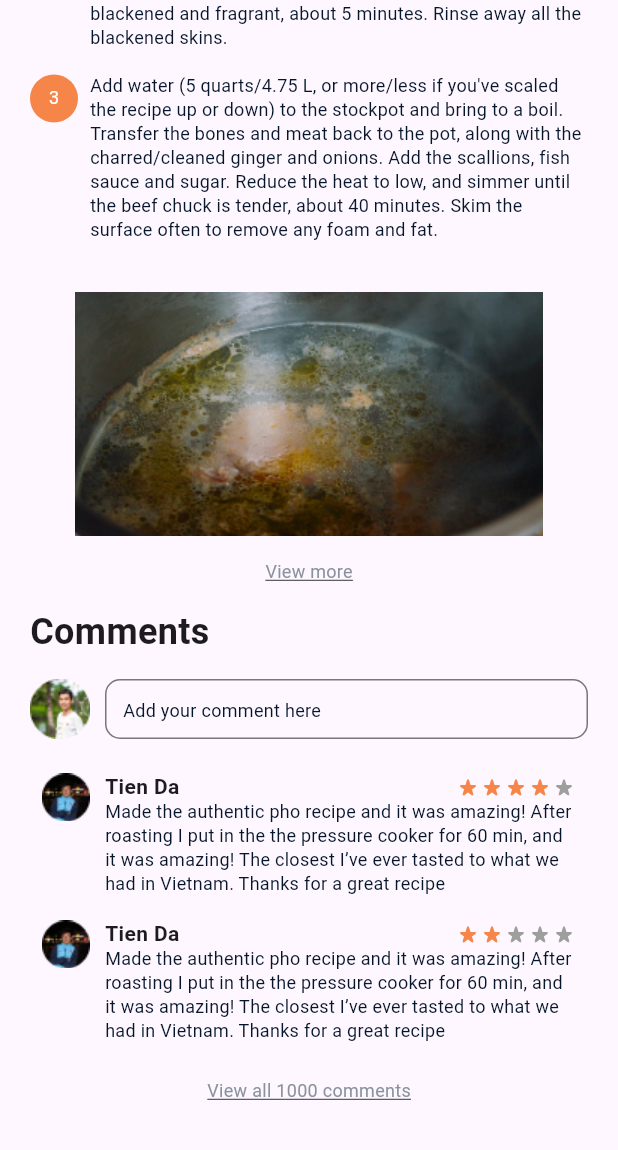
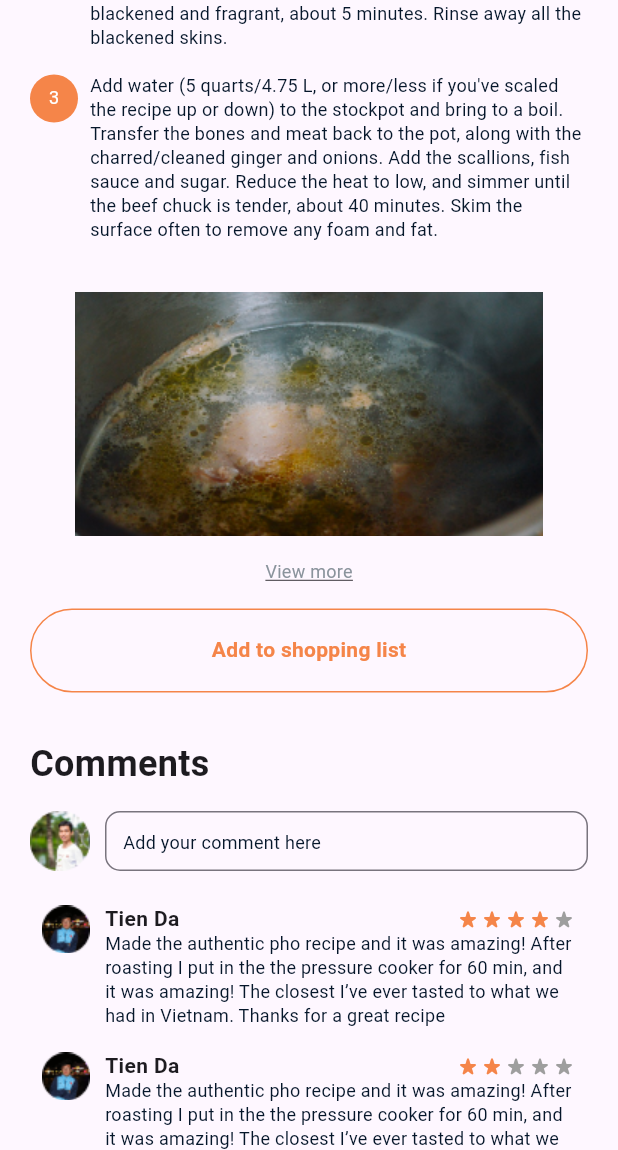
Before and after one commit to k1enttt/cookhub-frontend, a Flutter app: the screen it shows after launch, scrolled down 731 dp, on a phone screen of 412 x 824 dp, the part 86-1236 px from its top. Run offline on Flutter 3.47's test engine with Material 3 defaults, Android fonts, the phone set to English and light mode, and no system bars; our stand-ins replace get; Roboto replaces fonts that are missing (Poppins).

Commit message:
shopping day popup

```diff
--- a/lib/app/modules/recipes/screens/recipes_screen.dart
+++ b/lib/app/modules/recipes/screens/recipes_screen.dart
@@ -7,6 +7,7 @@ import 'package:cookhub_frontend/app/modules/recipes/recipes_controller.dart';
 import 'package:cookhub_frontend/app/modules/recipes/widgets/row_comment_text.dart';
 import 'package:cookhub_frontend/app/modules/recipes/widgets/row_ingredient_item.dart';
 import 'package:cookhub_frontend/app/modules/recipes/widgets/images_step.dart';
+import 'package:cookhub_frontend/app/modules/recipes/widgets/shopping_day_popup.dart';
 import 'package:cookhub_frontend/app/modules/recipes/widgets/text_step.dart';
 import 'package:cookhub_frontend/core/values/colors.dart';
 import 'package:cookhub_frontend/core/values/strings.dart';
@@ -26,6 +27,8 @@ class RecipesScreen extends StatelessWidget {
     TextStyle heading2Style = CustomTextStyles.heading2Style;
     TextStyle mediumStyle = CustomTextStyles.mediumStyle;
     TextStyle blackNormalStyle = CustomTextStyles.normalStyle;
+    TextStyle bigTextButton = CustomTextStyles.BigTextButtonStyle.copyWith(
+        color: CustomColor.primary);
     TextStyle largeBoldStyle = CustomTextStyles.largeBoldStyle;
     TextStyle whiteNormalStyle = blackNormalStyle.copyWith(color: Colors.white);
     TextStyle textButtonStyle = blackNormalStyle.copyWith(
@@ -118,8 +121,9 @@ class RecipesScreen extends StatelessWidget {
                           const SizedBox(width: 14),
                           Text("|", style: blackNormalStyle),
                           const SizedBox(width: 14),
+                          cookingLevelText(cookingLevel),
                           const SizedBox(width: 14),
-                          cookingLevelText(cookingLevel),
+                          Text("|", style: blackNormalStyle),
                           const SizedBox(width: 14),
                           const Icon(
                             Icons.star_rate_rounded,
@@ -424,6 +428,34 @@ class RecipesScreen extends StatelessWidget {
                       ),
                     ),
 
+                    // Add to shopping list button
+                    GestureDetector(
+                      onTap: () => {
+                        // Display Shopping day popup
+                        showDialog(
+                          context: context,
+                          builder: (BuildContext context) {
+                            return const ShoppingDayPopup();
+                          },
+                        ),
+                      },
+                      child: Container(
+                        width: screenWidth,
+                        height: 56,
+                        decoration: BoxDecoration(
+                          borderRadius: BorderRadius.circular(32),
+                          border: Border.all(color: CustomColor.primary),
+                          // color: CustomColor.primary,
+                        ),
+                        child: Center(
+                          child: Text(
+                            'Add to shopping list',
+                            style: bigTextButton,
+                          ),
+                        ),
+                      ),
+                    ),
+                    SizedBox(height: 32),
                     // Comments
                     Container(
                       alignment: Alignment.centerLeft,
--- a/lib/core/values/text_style.dart
+++ b/lib/core/values/text_style.dart
@@ -28,4 +28,12 @@ class CustomTextStyles {
     letterSpacing: 0.2,
     color: CustomColor.text,
   );
+  static const BigTextButtonStyle = TextStyle(
+    fontSize: 14,
+    fontWeight: FontWeight.bold,
+    fontFamily: 'Poppins',
+    height: 1.5,
+    letterSpacing: 0.2,
+    color: CustomColor.text,
+  );
 }
--- a/lib/main.dart
+++ b/lib/main.dart
@@ -1,5 +1,6 @@
 import 'package:cookhub_frontend/app/modules/recipes/screens/recipes_screen.dart';
 import 'package:flutter/material.dart';
+import 'package:get/get.dart';
 
 void main() {
   runApp(const MyApp());
@@ -10,7 +11,7 @@ class MyApp extends StatelessWidget {
 
   @override
   Widget build(BuildContext context) {
-    return MaterialApp(
+    return GetMaterialApp(
       debugShowCheckedModeBanner: false,
       title: 'Flutter Demo',
       theme: ThemeData(
```
Also changed, not shown: lib/app/modules/recipes/widgets/shopping_day_popup.dart (added, +125 -0 lines), assets/shopping_basket.png (added), pubspec.lock, 1 other file.
